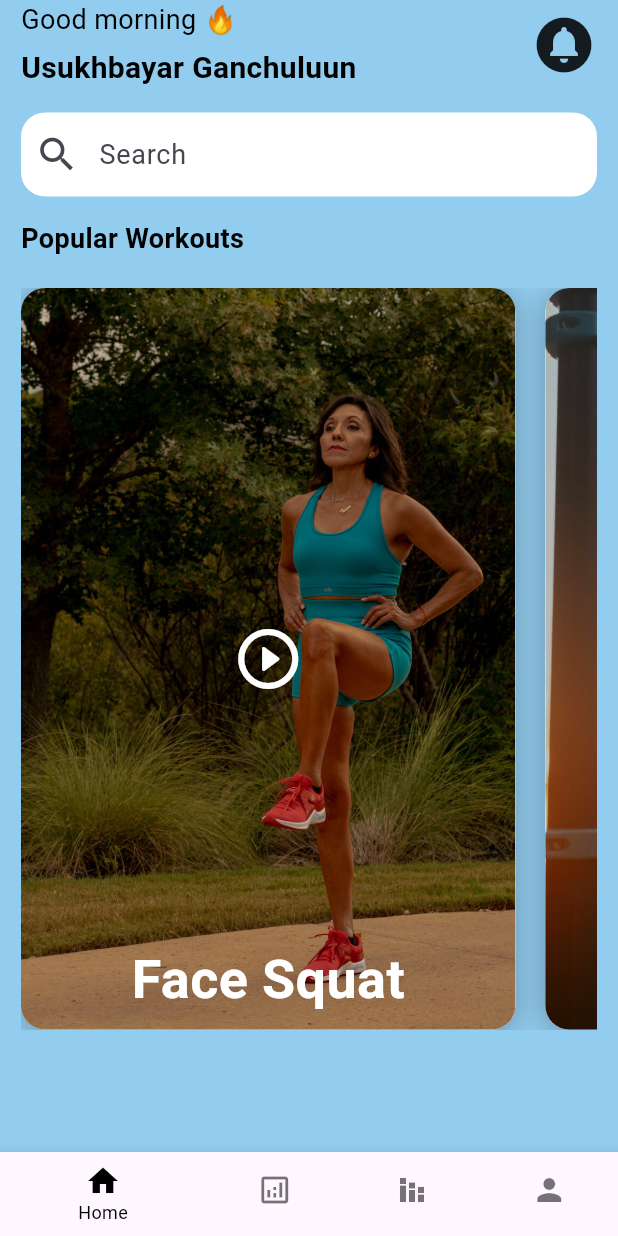
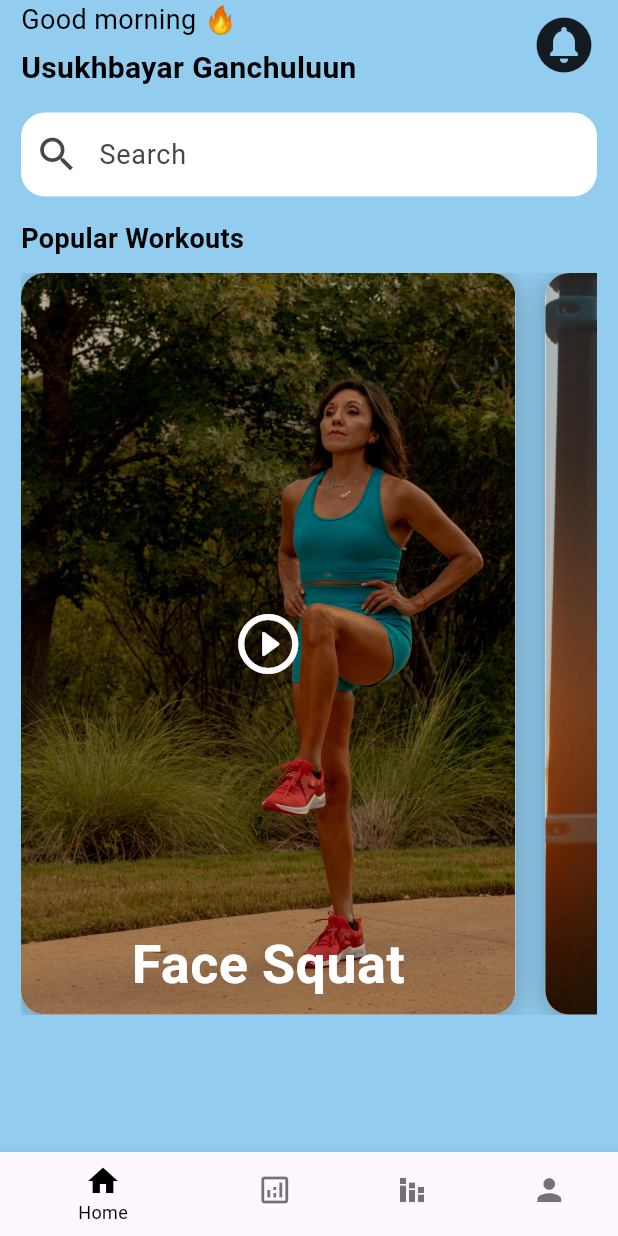
Before and after one commit to Usukhbayar04/exercise_counter, a Flutter app: the screen it shows after launch, after a tap on "Get Started", on a phone screen of 412 x 824 dp. Run offline on Flutter 3.47's test engine with Material 3 defaults, Android fonts, the phone set to English and light mode, and no system bars; our stand-ins replace permission_handler, webview_flutter; missing offline and left inert: webview_flutter_android, webview_flutter_wkwebview.

Commit message:
start screen and home screen ui editing

```diff
--- a/lib/screens/home_screen.dart
+++ b/lib/screens/home_screen.dart
@@ -175,7 +175,7 @@ class HomeScreen extends StatelessWidget {
                   fontSize: 18,
                 ),
               ),
-              const SizedBox(height: 20),
+              const SizedBox(height: 10),
               SingleChildScrollView(
                 scrollDirection: Axis.horizontal,
                 child: Row(
--- a/lib/screens/start_screen.dart
+++ b/lib/screens/start_screen.dart
@@ -11,13 +11,14 @@ class StartScreen extends StatelessWidget {
     return Scaffold(
       backgroundColor: const Color.fromARGB(255, 189, 223, 243),
       body: Column(
+        mainAxisAlignment: MainAxisAlignment.spaceBetween,
         children: [
           Image.asset(
             'assets/images/pull_up.jpg',
             fit: BoxFit.fitHeight,
             height: widthSize * 1.55,
           ),
-          const Spacer(),
+          // const Spacer(),
           Column(
             mainAxisAlignment: MainAxisAlignment.center,
             children: [
@@ -26,11 +27,11 @@ class StartScreen extends StatelessWidget {
                 style: TextStyle(
                   color: Colors.black,
                   fontWeight: FontWeight.bold,
-                  fontSize: 26,
+                  fontSize: 24,
                 ),
                 textAlign: TextAlign.center,
               ),
-              const SizedBox(height: 20),
+              // const SizedBox(height: 20),
               const Text(
                 'There is no instans way to a healthy life',
                 style: TextStyle(
@@ -67,7 +68,7 @@ class StartScreen extends StatelessWidget {
               ),
             ],
           ),
-          const SizedBox(height: 50),
+          const SizedBox(height: 10),
         ],
       ),
     );
```
Also changed, not shown: lib/screens/poseTracker.dart (+9 -3 lines).
